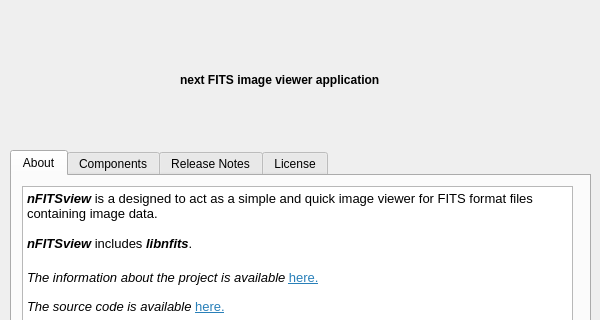
First picture: the form in aboutdialog.ui, repository surhh/nfitsview, before the edit; both pictures show x 0 to 600 and y 0 to 320 of the 600 by 500 pixel window.
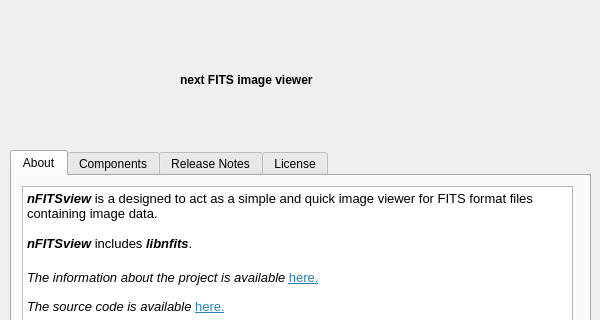
Second picture: the form after the edit. Icons and pictures are not drawn.

Commit message: Minor text change in About dialog

The edit to the form file:
```diff
--- a/aboutdialog.ui
+++ b/aboutdialog.ui
@@ -85,7 +85,7 @@
     </font>
    </property>
    <property name="text">
-    <string>&lt;html&gt;&lt;head/&gt;&lt;body&gt;&lt;p&gt;&lt;span style=&quot; font-weight:600;&quot;&gt;next FITS image viewer application&lt;/span&gt;&lt;/p&gt;&lt;/body&gt;&lt;/html&gt;</string>
+    <string>&lt;html&gt;&lt;head/&gt;&lt;body&gt;&lt;p&gt;&lt;span style=&quot; font-weight:600;&quot;&gt;next FITS image viewer&lt;/span&gt;&lt;/p&gt;&lt;/body&gt;&lt;/html&gt;</string>
    </property>
   </widget>
   <widget class="QPushButton" name="okCloseButton">
```
